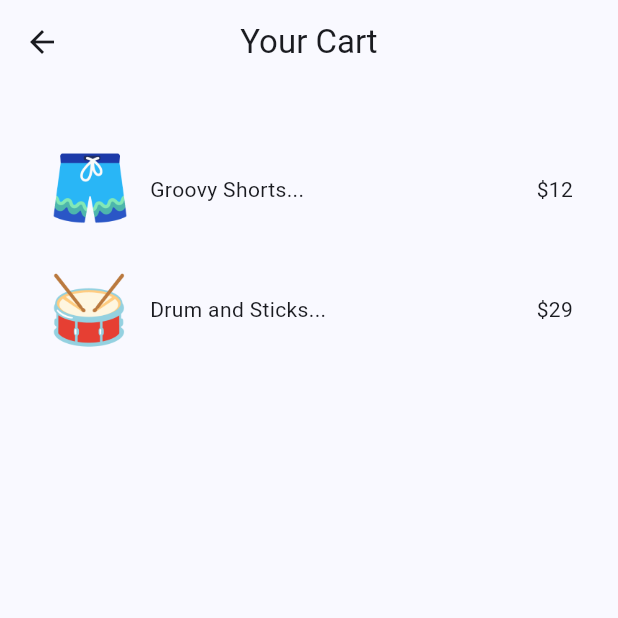
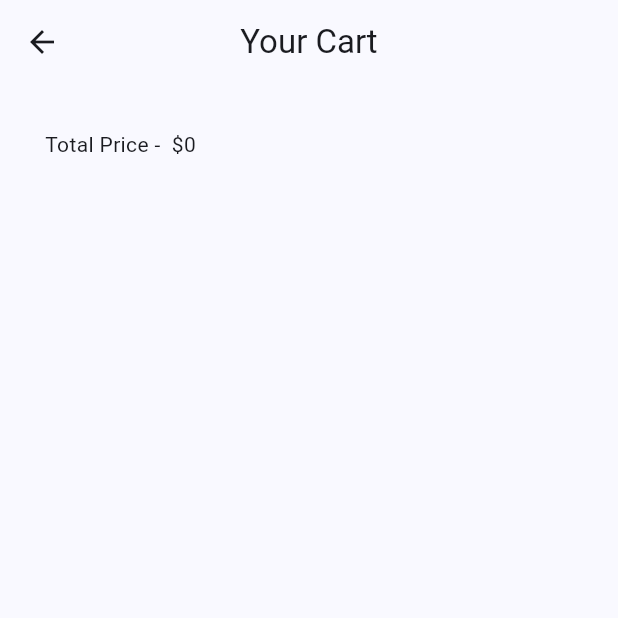
Before and after one commit to MayowaFalo/First-Flutter-Project, a Flutter app: the screen it shows after launch, scrolled down 114 dp, after a tap on the "shopping bag" icon, on a phone screen of 412 x 824 dp, the top half of it. Run offline on Flutter 3.47's test engine with Material 3 defaults, Android fonts, the phone set to English and light mode, and no system bars; our stand-ins replace flutter_riverpod, riverpod_annotation; generated files the repository leaves out were written again.

Commit message:
Complete Garage Sale Products using Riverpods

```diff
--- a/lib/providers/cart_provider.dart
+++ b/lib/providers/cart_provider.dart
@@ -1,26 +1,14 @@
 import 'package:first_flutter/models/product.dart';
-import 'package:flutter_riverpod/flutter_riverpod.dart';
+import 'package:riverpod_annotation/riverpod_annotation.dart';
 
-// ignore: camel_case_types
-class CartNotifier extends Notifier<Set<Product>> {
+part 'cart_provider.g.dart';
+
+@riverpod
+class CartNotifier extends _$CartNotifier {
   //Initial Value
   @override
   Set<Product> build() {
-    return const {
-      Product(
-        id: "1",
-        title: "Groovy Shorts",
-        price: 12,
-        image: "assets/products/shorts.png",
-      ),
-
-      Product(
-        id: "5",
-        title: "Drum and Sticks",
-        price: 29,
-        image: "assets/products/drum.png",
-      ),
-    };
+    return const {};
   }
 
   //Method to Update State
@@ -33,11 +21,20 @@ class CartNotifier extends Notifier<Set<Product>> {
 
   void removeProducts(Product product) {
     if (state.contains(product)) {
-    state = state.where((p) => p.id != product.id).toSet();
+      state = state.where((p) => p.id != product.id).toSet();
     }
   }
 }
 
-final cartNotifierProvider = NotifierProvider<CartNotifier, Set<Product>>(() {
-  return CartNotifier();
-});
+@riverpod
+int cartTotal(ref) {
+  final cartProducts = ref.watch(cartNotifierProvider);
+
+  int total = 0;
+
+  for (Product product in cartProducts) {
+    total += product.price;
+  }
+
+  return total;
+}
--- a/lib/screens/cart/cart_screen.dart
+++ b/lib/screens/cart/cart_screen.dart
@@ -16,6 +16,7 @@ class _CartScreenState extends ConsumerState<CartScreen> {
   @override
   Widget build(BuildContext context) {
     final cartProducts = ref.watch(cartNotifierProvider);
+    final total = ref.watch(cartTotalProvider);
 
     return Scaffold(
       appBar: AppBar(
@@ -45,6 +46,8 @@ class _CartScreenState extends ConsumerState<CartScreen> {
                   }).toList(), // output cart products here
             ),
 
+            Text("Total Price -  \$$total"),
+
             // output totals here
           ],
         ),
--- a/lib/shared/cart_icon.dart
+++ b/lib/shared/cart_icon.dart
@@ -1,11 +1,15 @@
+import 'package:first_flutter/providers/cart_provider.dart';
 import 'package:first_flutter/screens/cart/cart_screen.dart';
 import 'package:flutter/material.dart';
+import 'package:flutter_riverpod/flutter_riverpod.dart';
 
-class CartIcon extends StatelessWidget {
+class CartIcon extends ConsumerWidget {
   const CartIcon({super.key});
 
   @override
-  Widget build(BuildContext context) {
+  Widget build(BuildContext context, WidgetRef ref) {
+    final numberOfItemsInCart = ref.watch(cartNotifierProvider).length;
+
     return Stack(
       children: [
         IconButton(
@@ -32,6 +36,10 @@ class CartIcon extends StatelessWidget {
               borderRadius: BorderRadius.circular(10),
               color: Colors.blueAccent,
             ),
+            child: Text(
+              numberOfItemsInCart.toString(),
+              style: TextStyle(color: Colors.white),
+            ),
           ),
         ),
       ],
```
Also changed, not shown: lib/providers/cart_provider.g.dart (added).
